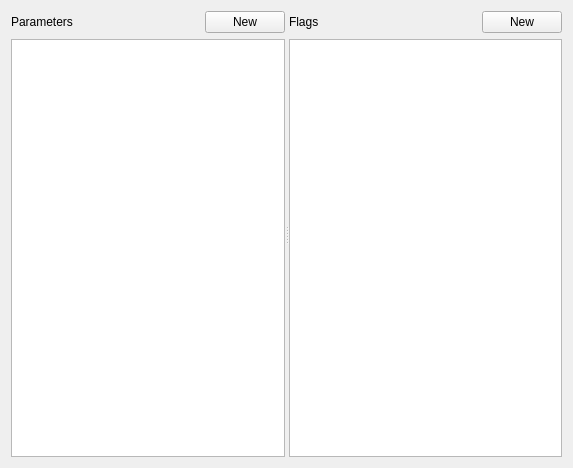
Before: the Qt Designer form src/editor/GUI/Tabs/objecteditor.ui in mkRPGDev/mkRPG, drawn with Qt 5.
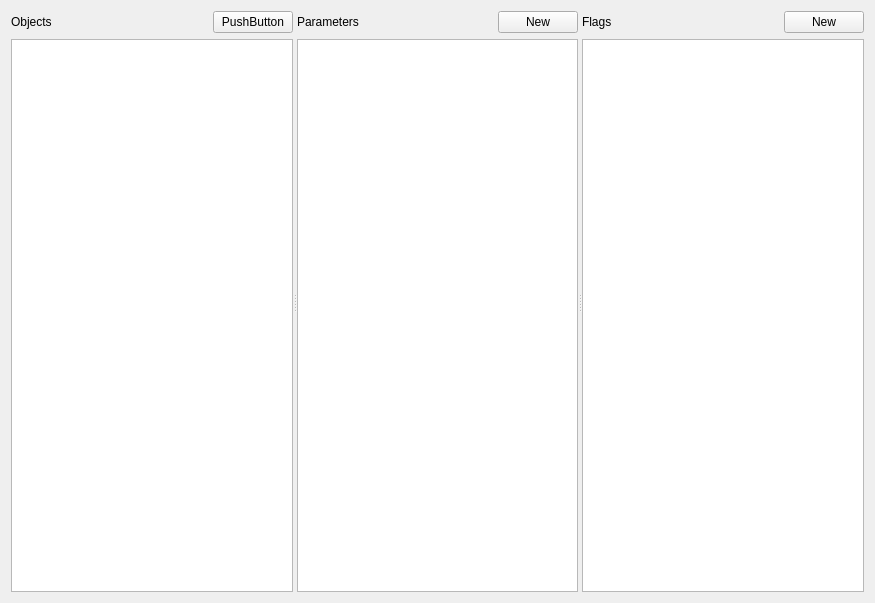
After: the same form once the commit is applied.

Commit message: Adding object selection for parameters and flags edition

What changed in the file:
```diff
--- a/src/editor/GUI/Tabs/objecteditor.ui
+++ b/src/editor/GUI/Tabs/objecteditor.ui
@@ -6,22 +6,64 @@
    <rect>
     <x>0</x>
     <y>0</y>
-    <width>573</width>
-    <height>468</height>
+    <width>875</width>
+    <height>603</height>
    </rect>
   </property>
   <property name="windowTitle">
    <string>Form</string>
   </property>
-  <layout class="QHBoxLayout" name="horizontalLayout_4">
-   <item>
+  <layout class="QGridLayout" name="gridLayout">
+   <item row="0" column="0">
     <widget class="QSplitter" name="splitter">
      <property name="orientation">
       <enum>Qt::Horizontal</enum>
      </property>
-     <property name="childrenCollapsible">
-      <bool>false</bool>
-     </property>
+     <widget class="QWidget" name="verticalLayoutWidget_3">
+      <layout class="QVBoxLayout" name="verticalLayout_3">
+       <item>
+        <layout class="QHBoxLayout" name="horizontalLayout_4">
+         <item>
+          <widget class="QLabel" name="label_3">
+           <property name="text">
+            <string>Objects</string>
+           </property>
+          </widget>
+         </item>
+         <item>
+          <spacer name="horizontalSpacer_3">
+           <property name="orientation">
+            <enum>Qt::Horizontal</enum>
+           </property>
+           <property name="sizeHint" stdset="0">
+            <size>
+             <width>40</width>
+             <height>20</height>
+            </size>
+           </property>
+          </spacer>
+         </item>
+         <item>
+          <widget class="QPushButton" name="pushButton_3">
+           <property name="text">
+            <string>PushButton</string>
+           </property>
+          </widget>
+         </item>
+        </layout>
+       </item>
+       <item>
+        <widget class="QTreeView" name="objects">
+         <property name="alternatingRowColors">
+          <bool>true</bool>
+         </property>
+         <property name="indentation">
+          <number>10</number>
+         </property>
+        </widget>
+       </item>
+      </layout>
+     </widget>
      <widget class="QWidget" name="verticalLayoutWidget">
       <layout class="QVBoxLayout" name="verticalLayout">
        <item>
@@ -66,15 +108,9 @@
          <property name="selectionBehavior">
           <enum>QAbstractItemView::SelectRows</enum>
          </property>
-         <property name="showGrid">
-          <bool>true</bool>
-         </property>
          <property name="cornerButtonEnabled">
           <bool>false</bool>
          </property>
-         <attribute name="horizontalHeaderVisible">
-          <bool>true</bool>
-         </attribute>
          <attribute name="horizontalHeaderHighlightSections">
           <bool>false</bool>
          </attribute>
@@ -126,6 +162,12 @@
          <property name="cornerButtonEnabled">
           <bool>false</bool>
          </property>
+         <attribute name="horizontalHeaderHighlightSections">
+          <bool>false</bool>
+         </attribute>
+         <attribute name="verticalHeaderVisible">
+          <bool>false</bool>
+         </attribute>
         </widget>
        </item>
       </layout>
```
Left out of the diff: 6 changed lines with no effect on the pictures. The commit also changes 15 other files.
